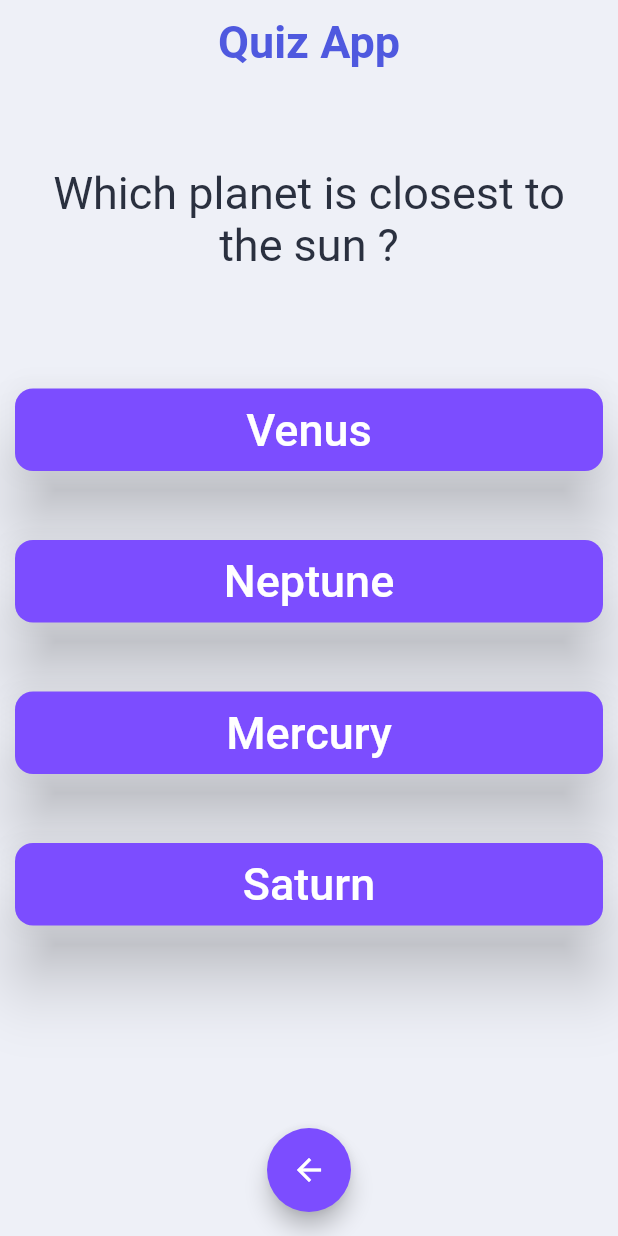
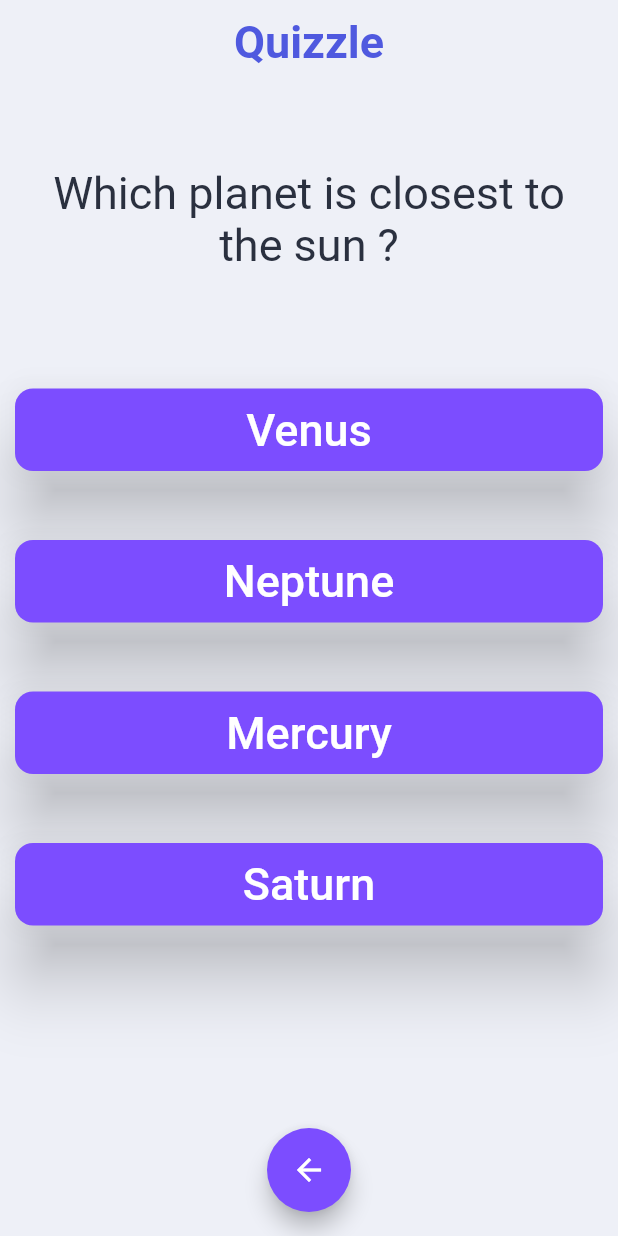
Before and after one commit to aymen-ziouche/Quizzle, a Flutter app: the screen it shows after launch, on a phone screen of 412 x 824 dp. Run offline on Flutter 3.47's test engine with Material 2 defaults, Android fonts, the phone set to English and light mode, and no system bars.

```diff
--- a/lib/main.dart
+++ b/lib/main.dart
@@ -137,7 +137,7 @@ class _MyAppState extends State<MyApp> {
           centerTitle: true,
           elevation: 0,
           title: Text(
-            "Quiz App",
+            "Quizzle",
             style: TextStyle(
                 fontWeight: FontWeight.bold,
                 color: Color(0xFF4F59DF),
```
Also changed, not shown: pubspec.yaml (+7 -0 lines), assets/unnamed.png (added), pubspec.lock, 23 other files.
